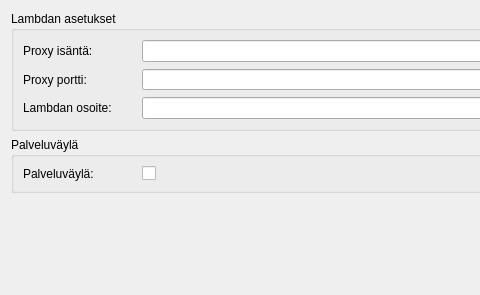
GispoCoding/arho-qgis-plugin, file arho_feature_template/gui/dialogs/plugin_settings.ui: the form before one commit; both pictures show x 0 to 480 and y 0 to 295 of the 697 by 295 pixel window.
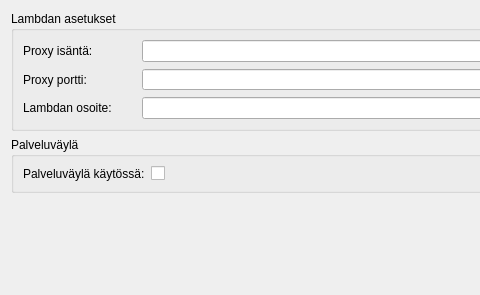
The form after the commit. Custom widgets are drawn as their Qt base class.

```diff
--- a/arho_feature_template/gui/dialogs/plugin_settings.ui
+++ b/arho_feature_template/gui/dialogs/plugin_settings.ui
@@ -99,7 +99,7 @@
          </size>
         </property>
         <property name="text">
-         <string>Palveluväylä:</string>
+         <string>Palveluväylä käytössä:</string>
         </property>
        </widget>
       </item>
```
